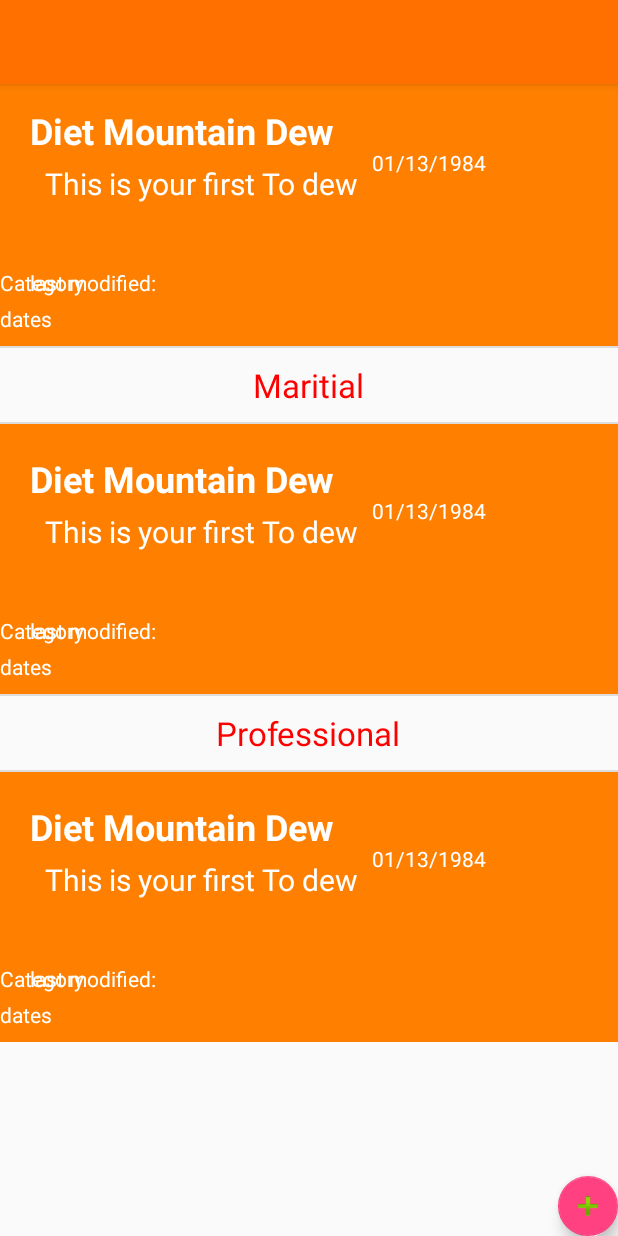
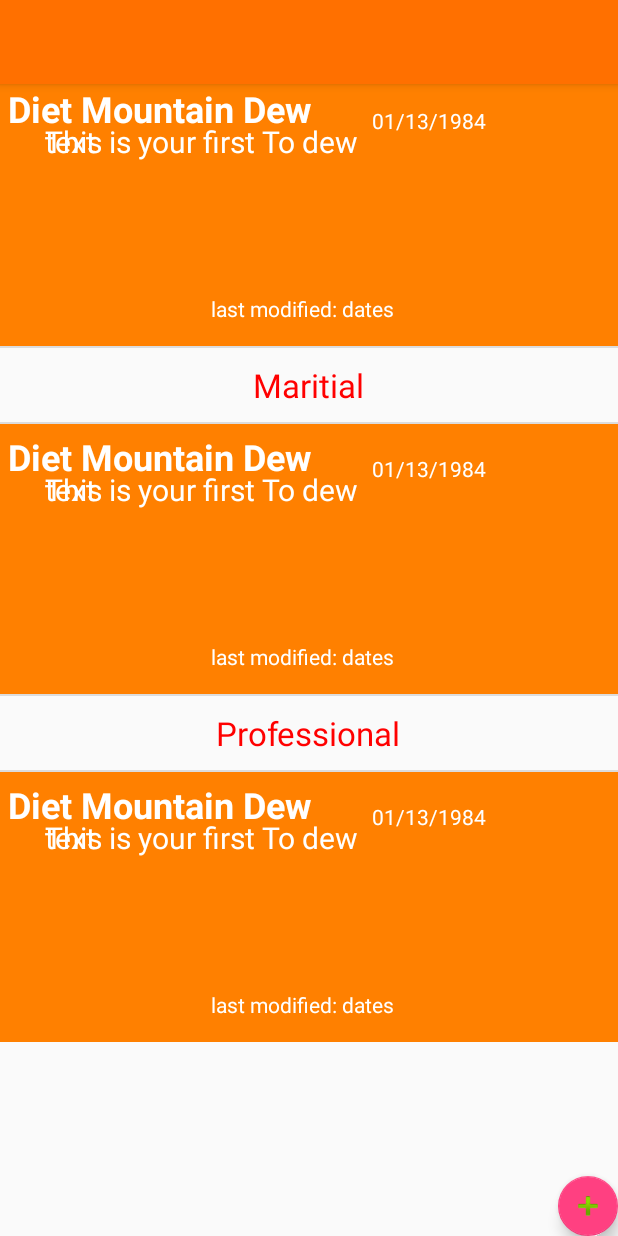
Before and after one commit to evbrosi/ToDewList, an Android app: the screen it shows after launch (MainActivity), on a phone screen of 412 x 824 dp. Run offline under Robolectric (Android 15) with nearby library versions, the phone set to English and light mode, and no system bars.

```diff
--- a/app/src/main/java/com/example/mtndew3/ToDoArrayAdapter.java
+++ b/app/src/main/java/com/example/mtndew3/ToDoArrayAdapter.java
@@ -50,7 +50,7 @@ public class ToDoArrayAdapter extends ArrayAdapter<ToDoItem> {
         TextView toDoText = (TextView) convertView.findViewById(R.id.todo_text);
         TextView toDoDateModified = (TextView) convertView.findViewById(R.id.todo_date);
         TextView toDoCategory = (TextView) convertView.findViewById(R.id.todo_category);
-        TextView toDoDueDate = (TextView) convertView.findViewById(R.id.due_date);
+        TextView toDoDueDate = (TextView) convertView.findViewById(R.id.todo_due_date);
 
         toDoTitle.setText(toDoThing69.getTitle());
         toDoText.setText(toDoThing69.getText());
--- a/app/src/main/res/layout/card_of_todo.xml
+++ b/app/src/main/res/layout/card_of_todo.xml
@@ -16,29 +16,8 @@
         android:layout_alignParentStart="true"
         android:textStyle="bold"
         android:textSize="24sp"
-        android:padding="20dp"
+        android:padding="5dp"
         android:ellipsize="end" />
-
-    <TextView
-        android:layout_width="wrap_content"
-        android:layout_height="wrap_content"
-        android:text="last modified: "
-        android:textColor="#ffffff"
-        android:layout_marginStart="20dp"
-        android:layout_marginTop="128dp"
-        android:id="@+id/textView2" />
-
-    <TextView
-        android:layout_width="wrap_content"
-        android:layout_height="100dp"
-        android:textAppearance="?android:attr/textAppearanceSmall"
-        android:text="dates"
-        android:id="@+id/todo_date"
-        android:textColor="#ffffff"
-        android:layout_marginEnd="95dp"
-        android:layout_marginTop="24dp"
-        android:layout_below="@+id/todo_text"
-        android:layout_toStartOf="@+id/due_date" />
 
     <TextView
         android:layout_width="wrap_content"
@@ -53,16 +32,6 @@
         android:layout_alignParentEnd="true" />
 
     <TextView
-        android:text="Category"
-        android:layout_width="wrap_content"
-        android:layout_height="wrap_content"
-        android:layout_alignTop="@+id/textView2"
-        android:layout_alignEnd="@+id/due_date"
-        android:layout_marginEnd="10dp"
-        android:textColor="#ffffff"
-        android:id="@+id/todo_category" />
-
-    <TextView
         android:layout_width="match_parent"
         android:layout_height="100dp"
         android:textAppearance="?android:attr/textAppearanceSmall"
@@ -73,7 +42,41 @@
         android:textSize="20sp"
         android:ellipsize="end"
         android:paddingTop="10dp"
-        android:layout_above="@+id/todo_category"
         android:layout_alignParentStart="true" />
 
+    <TextView
+        android:layout_width="match_parent"
+        android:layout_height="100dp"
+        android:textAppearance="?android:attr/textAppearanceSmall"
+        android:text="text"
+        android:padding="30dp"
+        android:id="@+id/todo_category"
+        android:textColor="#ffffff"
+        android:textSize="20sp"
+        android:ellipsize="end"
+        android:paddingTop="10dp"
+         />
+
+    <TextView
+        android:layout_width="wrap_content"
+        android:layout_height="100dp"
+        android:textAppearance="?android:attr/textAppearanceSmall"
+        android:text="dates"
+        android:id="@+id/todo_date"
+        android:textColor="#ffffff"
+        android:layout_alignParentBottom="true"
+        android:layout_alignStart="@+id/todo_due_date"
+        android:layout_alignTop="@+id/textView2"
+        android:layout_alignEnd="@+id/todo_due_date" />
+
+    <TextView
+        android:layout_width="wrap_content"
+        android:layout_height="wrap_content"
+        android:text="last modified: "
+        android:textColor="#ffffff"
+        android:id="@+id/textView2"
+        android:layout_marginBottom="15dp"
+        android:layout_alignParentBottom="true"
+        android:layout_toStartOf="@+id/todo_date" />
+
 </RelativeLayout>
```
Also changed, not shown: app/src/main/java/com/example/mtndew3/MainActivity.java (+44 -19 lines), app/src/main/res/layout/activity_to_do_card_create.xml (+27 -27 lines).
